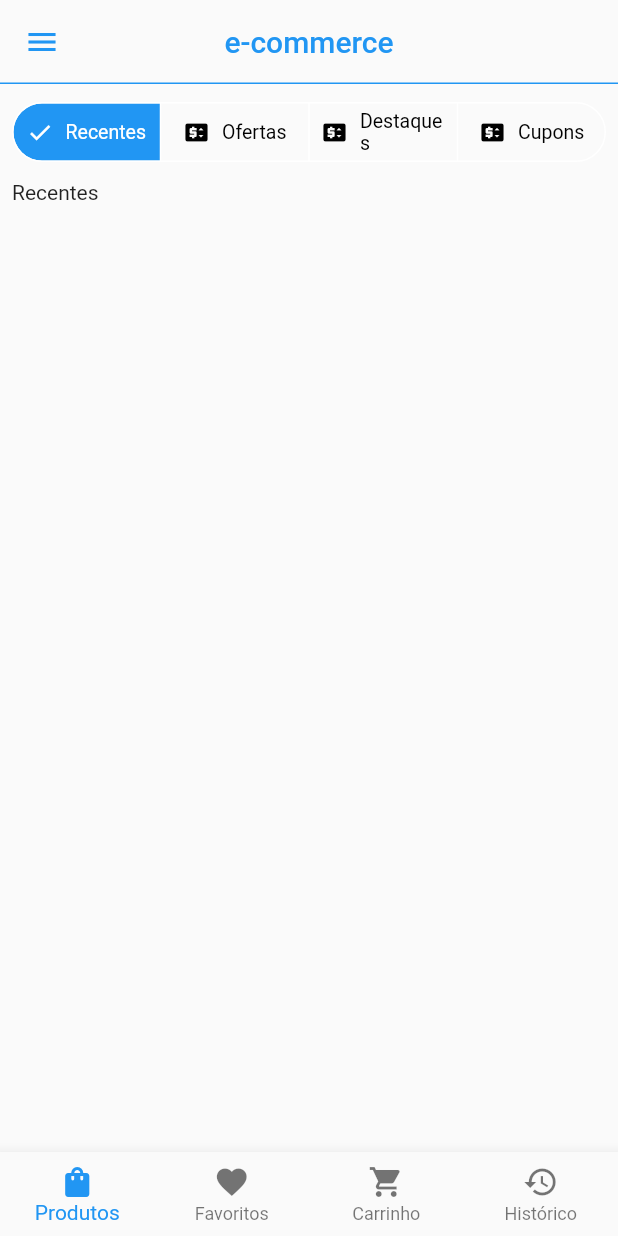
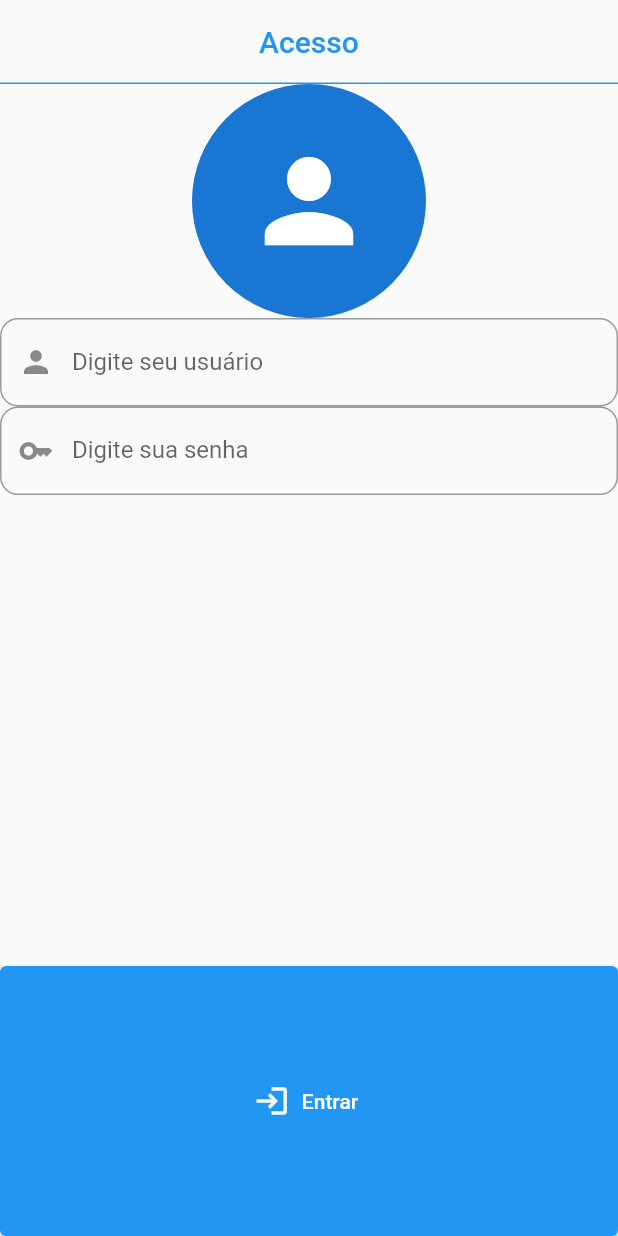
Before and after one commit to auguzsto/ecommerce, a Flutter app: the screen it shows after launch, on a phone screen of 412 x 824 dp. Run offline on Flutter 3.47's test engine with Material 2 defaults, Android fonts, the phone set to English and light mode, and no system bars.

Commit message:
auth + pages sign

```diff
--- /dev/null
+++ b/lib/src/app/auth/constants/signin_constants.dart
@@ -0,0 +1,16 @@
+import 'package:flutter/material.dart';
+
+List<String> _label = [
+  "Digite seu usuário",
+  "Digite sua senha",
+];
+
+List<IconData> _icon = [
+  Icons.person,
+  Icons.key,
+];
+
+abstract class SignInConstants {
+  static List<String> get label => _label;
+  static List<IconData> get icon => _icon;
+}
--- /dev/null
+++ b/lib/src/app/auth/controller/auth_controller.dart
@@ -0,0 +1,3 @@
+import 'package:flutter/material.dart';
+
+class AuthController extends ChangeNotifier {}
--- /dev/null
+++ b/lib/src/app/auth/pages/signin_page.dart
@@ -0,0 +1,54 @@
+import 'package:ecommerce/src/app/auth/constants/signin_constants.dart';
+import 'package:ecommerce/src/shared/widgets/text_form_custom.dart';
+import 'package:flutter/material.dart';
+
+class SignInPage extends StatelessWidget {
+  SignInPage({super.key});
+
+  final List<TextEditingController> controllers = List.generate(
+    SignInConstants.label.length,
+    (index) => TextEditingController(),
+  );
+
+  @override
+  Widget build(BuildContext context) {
+    return Scaffold(
+      appBar: AppBar(
+        title: const Text("Acesso"),
+      ),
+      body: Column(
+        mainAxisAlignment: MainAxisAlignment.center,
+        crossAxisAlignment: CrossAxisAlignment.stretch,
+        children: [
+          const CircleAvatar(
+            maxRadius: 78,
+            child: Icon(
+              Icons.person,
+              size: 88,
+            ),
+          ),
+          Expanded(
+            child: ListView.builder(
+              itemCount: SignInConstants.label.length,
+              itemBuilder: (context, index) {
+                return TextFormCustom(
+                  controllers: controllers[index],
+                  label: SignInConstants.label[index],
+                  icon: SignInConstants.icon[index],
+                );
+              },
+            ),
+          ),
+          SizedBox(
+            height: 180,
+            child: ElevatedButton.icon(
+              onPressed: () {},
+              icon: const Icon(Icons.login),
+              label: const Text("Entrar"),
+            ),
+          )
+        ],
+      ),
+    );
+  }
+}
--- a/lib/src/shared/app_widget.dart
+++ b/lib/src/shared/app_widget.dart
@@ -1,4 +1,4 @@
-import 'package:ecommerce/src/app/base/base.dart';
+import 'package:ecommerce/src/app/auth/pages/signin_page.dart';
 import 'package:ecommerce/src/theme/themes.dart';
 import 'package:flutter/material.dart';
 
@@ -10,7 +10,7 @@ class AppWidget extends StatelessWidget {
     return MaterialApp(
       theme: primaryTheme,
       debugShowCheckedModeBanner: false,
-      home: const BasePage(),
+      home: SignInPage(),
     );
   }
 }
--- /dev/null
+++ b/lib/src/shared/services/http_client.dart
@@ -0,0 +1,5 @@
+class HttpClient {
+  final String baseUrl = "http://localhost:8080";
+
+  HttpClient();
+}
--- /dev/null
+++ b/lib/src/shared/widgets/text_form_custom.dart
@@ -0,0 +1,27 @@
+import 'package:flutter/material.dart';
+
+class TextFormCustom extends StatelessWidget {
+  final TextEditingController controllers;
+  final String label;
+  final IconData icon;
+
+  const TextFormCustom({
+    super.key,
+    required this.controllers,
+    required this.label,
+    required this.icon,
+  });
+
+  @override
+  Widget build(BuildContext context) {
+    return TextFormField(
+      decoration: InputDecoration(
+        border: OutlineInputBorder(
+          borderRadius: BorderRadius.circular(12),
+        ),
+        label: Text(label),
+        prefixIcon: Icon(icon),
+      ),
+    );
+  }
+}
--- a/pubspec.yaml
+++ b/pubspec.yaml
@@ -37,6 +37,7 @@ dependencies:
   cupertino_icons: ^1.0.2
   provider: ^6.0.5
   intl: ^0.18.0
+  http: ^0.13.5
 
 dev_dependencies:
   flutter_test:
```
Also changed, not shown: lib/src/app/auth/models/auth_model.dart (added, +19 -0 lines), lib/src/app/auth/models/user_model.dart (added, +7 -0 lines), lib/src/app/auth/repository/auth_repository.dart (added, +26 -0 lines), lib/src/app/products/models/products_model.dart (+8 -2 lines), lib/src/shared/databases/products.dart (+6 -6 lines), pubspec.lock.
